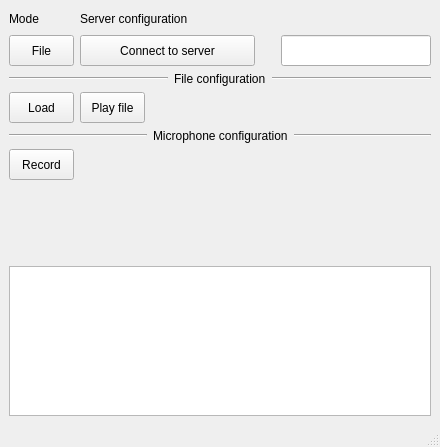
The window that AudioUI.ui (gavrilenkoof/AudioUI) describes before a commit, drawn with Qt 5.
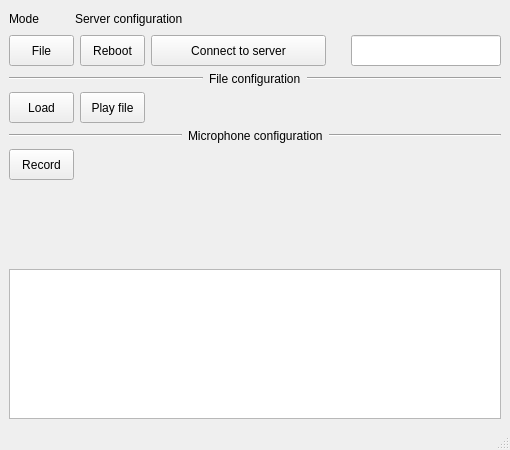
The same window after the commit.

Commit message: add reboot btn

Diff of the .ui file:
```diff
--- a/AudioUI.ui
+++ b/AudioUI.ui
@@ -6,14 +6,14 @@
    <rect>
     <x>0</x>
     <y>0</y>
-    <width>440</width>
-    <height>447</height>
+    <width>510</width>
+    <height>450</height>
    </rect>
   </property>
   <property name="minimumSize">
    <size>
-    <width>440</width>
-    <height>447</height>
+    <width>510</width>
+    <height>450</height>
    </size>
   </property>
   <property name="maximumSize">
@@ -58,7 +58,7 @@
                     </property>
                     <property name="sizeHint" stdset="0">
                      <size>
-                      <width>35</width>
+                      <width>30</width>
                       <height>20</height>
                      </size>
                     </property>
@@ -112,6 +112,30 @@
                     </property>
                    </widget>
                   </item>
+                  <item>
+                   <widget class="QToolButton" name="btn_reboot_server">
+                    <property name="minimumSize">
+                     <size>
+                      <width>65</width>
+                      <height>31</height>
+                     </size>
+                    </property>
+                    <property name="maximumSize">
+                     <size>
+                      <width>65</width>
+                      <height>31</height>
+                     </size>
+                    </property>
+                    <property name="font">
+                     <font>
+                      <pointsize>9</pointsize>
+                     </font>
+                    </property>
+                    <property name="text">
+                     <string>Reboot</string>
+                    </property>
+                   </widget>
+                  </item>
                   <item>
                    <widget class="QToolButton" name="btn_connect_to_server">
                     <property name="minimumSize">
```
Left out of the diff: 2 changed lines with no effect on the pictures. The commit also changes 2 other files.
